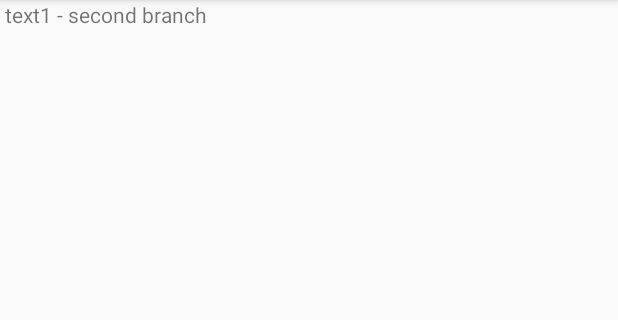
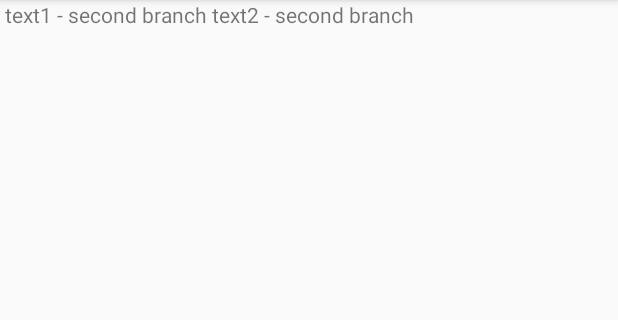
Before and after one commit to VolodymyrMitso/Just_Test_2, an Android app: the screen it shows after launch (MainActivity), on a phone screen of 412 x 824 dp, the part 84-404 px from its top. Run offline under Robolectric (Android 15) with nearby library versions, the phone set to English and light mode, and no system bars.

Commit message:
TextView2 - second

```diff
--- a/app/src/main/res/layout/main.xml
+++ b/app/src/main/res/layout/main.xml
@@ -12,4 +12,9 @@
         android:layout_height="wrap_content"
         android:text=" text1 - second branch"/>
 
+    <TextView
+        android:layout_width="wrap_content"
+        android:layout_height="wrap_content"
+        android:text=" text2 - second branch"/>
+
 </LinearLayout>
```
